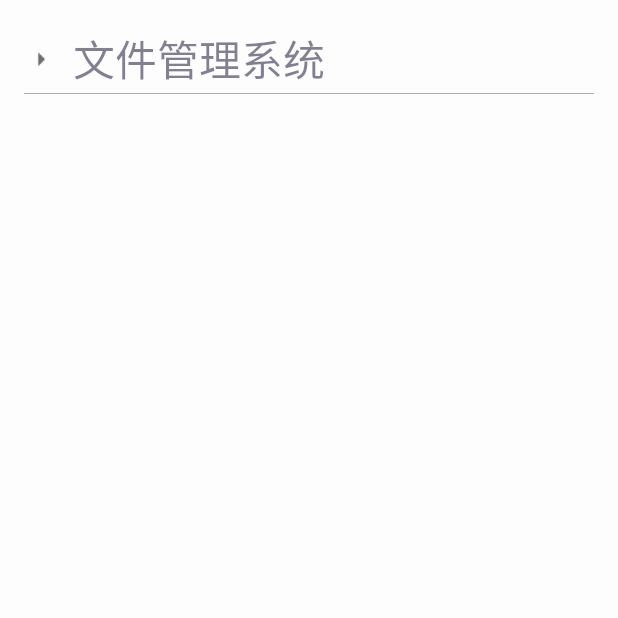
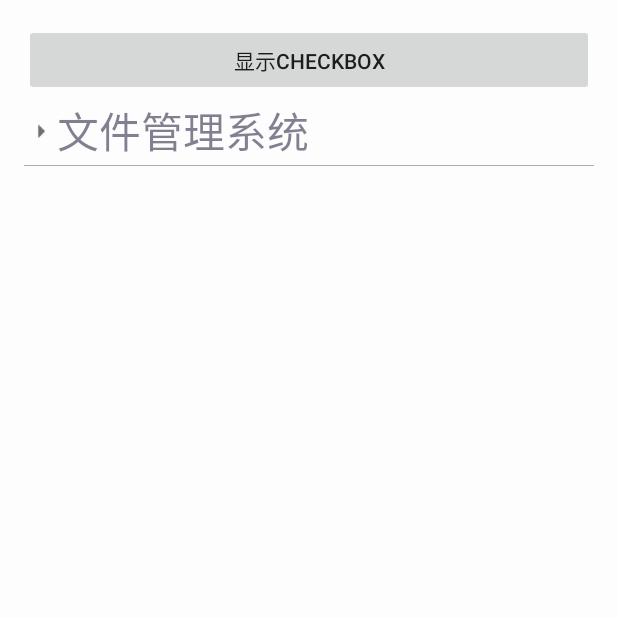
Before and after one commit to Gavin-fool/AndroidTools, an Android app: the TreeView screen opened directly, with no data from a screen before it, on a phone screen of 412 x 824 dp, the top half of it. Run offline under Robolectric (Android 15) with nearby library versions, the phone set to English and light mode, and no system bars.

Commit message:
new update

```diff
--- a/app/src/main/java/com/alier/com/androidtools/ui/view_test/treelist/SimpleTreeAdapter.java
+++ b/app/src/main/java/com/alier/com/androidtools/ui/view_test/treelist/SimpleTreeAdapter.java
@@ -3,14 +3,20 @@ package com.alier.com.androidtools.ui.view_test.treelist;
 import android.content.Context;
 import android.view.View;
 import android.view.ViewGroup;
+import android.widget.CheckBox;
+import android.widget.CompoundButton;
 import android.widget.ImageView;
 import android.widget.ListView;
+import android.widget.RelativeLayout;
 import android.widget.TextView;
 
 import com.alier.com.androidtools.R;
+import com.alier.com.commons.utils.T;
 import com.alier.com.controllerlibrary.tree.bean.Node;
+import com.alier.com.controllerlibrary.tree.bean.TreeHelper;
 import com.alier.com.controllerlibrary.tree.bean.TreeListViewAdapter;
 
+import java.util.ArrayList;
 import java.util.List;
 
 /**
@@ -19,16 +25,14 @@ import java.util.List;
 
 public class SimpleTreeAdapter<T> extends TreeListViewAdapter<T> {
 
-
     public SimpleTreeAdapter(ListView mTree, Context context, List<T> datas,
-                             int defaultExpandLevel) throws IllegalArgumentException,
+                             int defaultExpandLevel, boolean isHide) throws IllegalArgumentException,
             IllegalAccessException {
-        super(mTree, context, datas, defaultExpandLevel);
+        super(mTree, context, datas, defaultExpandLevel, isHide);
     }
 
     @Override
-    public View getConvertView(Node node, int position, View convertView, ViewGroup parent) {
-
+    public View getConvertView(final Node node, final int position, View convertView, ViewGroup parent) {
         ViewHolder viewHolder = null;
         if (convertView == null) {
             convertView = mInflater.inflate(R.layout.list_item, parent, false);
@@ -38,23 +42,50 @@ public class SimpleTreeAdapter<T> extends TreeListViewAdapter<T> {
             viewHolder.cusIcon = (ImageView) convertView.findViewById(R.id.id_treenode_custom_icon);
             viewHolder.label = (TextView) convertView
                     .findViewById(R.id.id_treenode_label);
+            viewHolder.cbCheck = (CheckBox) convertView.findViewById(R.id.cbTreenode);
             convertView.setTag(viewHolder);
-
         } else {
             viewHolder = (ViewHolder) convertView.getTag();
         }
-
         if (node.getIcon() == -1) {
-            viewHolder.icon.setVisibility(View.INVISIBLE);
+            viewHolder.icon.setVisibility(View.GONE);
         } else {
             viewHolder.icon.setVisibility(View.VISIBLE);
             viewHolder.icon.setImageResource(node.getIcon());
         }
-        if(node.getCustomIcon() == -1){
-            viewHolder.cusIcon.setVisibility(View.INVISIBLE);
-        }else {
+        if (node.getCustomIcon() == -1) {
+            viewHolder.cusIcon.setVisibility(View.GONE);
+        } else {
             viewHolder.cusIcon.setVisibility(View.VISIBLE);
             viewHolder.cusIcon.setImageResource(node.getCustomIcon());
+        }
+        if (!node.isHideChecked()) {
+//            if(viewHolder.level != node.getLevel()){
+//                viewHolder.cbCheck.setChecked(false);
+//            }
+            viewHolder.cbCheck.setOnCheckedChangeListener(new CompoundButton.OnCheckedChangeListener() {
+                @Override
+                public void onCheckedChanged(CompoundButton buttonView, boolean isChecked) {
+                    if(!node.isChecked()&&!isChecked){
+                        return;
+                    }
+                    TreeHelper.setNodeChecked(node, isChecked);
+                    List<Node> checkedNodes = new ArrayList<Node>();
+                    for (Node n : mAllNodes) {
+                        if (n.isChecked()) {
+                            checkedNodes.add(n);
+                        }
+                    }
+                    onTreeNodeClickListener.onCheckChange(node, position, checkedNodes);
+                    SimpleTreeAdapter.this.notifyDataSetChanged();
+                }
+            });
+        }
+        if (node.isHideChecked()) {
+            viewHolder.cbCheck.setVisibility(View.GONE);
+        } else {
+            viewHolder.cbCheck.setVisibility(View.VISIBLE);
+            setCheckBoxBg(viewHolder.cbCheck, node.isChecked());
         }
         viewHolder.label.setText(node.getName());
         viewHolder.label.setTextSize(node.getTextSize());
@@ -62,11 +93,24 @@ public class SimpleTreeAdapter<T> extends TreeListViewAdapter<T> {
         return convertView;
     }
 
+    /**
+     * checkbox是否显示
+     *
+     * @param cb
+     * @param isChecked
+     */
+    private void setCheckBoxBg(CheckBox cb, boolean isChecked) {
+        if (isChecked) {
+            cb.setChecked(true);
+        } else {
+            cb.setChecked(false);
+        }
+    }
+
     private final class ViewHolder {
         ImageView icon;
         ImageView cusIcon;
         TextView label;
+        CheckBox cbCheck;
     }
-
-
 }
--- a/app/src/main/java/com/alier/com/androidtools/ui/view_test/treelist/TreeView.java
+++ b/app/src/main/java/com/alier/com/androidtools/ui/view_test/treelist/TreeView.java
@@ -1,5 +1,7 @@
 package com.alier.com.androidtools.ui.view_test.treelist;
 
+import android.view.View;
+import android.widget.Button;
 import android.widget.ListView;
 
 import com.alier.com.androidtools.R;
@@ -14,15 +16,32 @@ import java.util.List;
 public class TreeView extends BaseActivity {
     private List<FileBean> mDatas = new ArrayList<FileBean>();
     private ListView mTree;
+    private Button checkSwitchBtn;
     private TreeListViewAdapter mAdapter;
-
+    //标记是显示Checkbox还是隐藏
+    private boolean isHide = true;
     @Override
     public void init() {
         setContentView(R.layout.activity_tree_view);
         initDatas();
         mTree = (ListView) findViewById(R.id.id_tree);
+        checkSwitchBtn = (Button)this.findViewById(R.id.btnShowCheckBox);
+        checkSwitchBtn.setOnClickListener(new View.OnClickListener(){
+            @Override
+            public void onClick(View v) {
+                if(isHide){
+                    isHide = false;
+                    checkSwitchBtn.setText("隐藏CHECKBOX");
+                }else{
+                    isHide = true;
+                    checkSwitchBtn.setText("显示CHECKBOX");
+                }
+                //切换checkbox
+                mAdapter.updateView(isHide);
+            }
+        });
         try {
-            mAdapter = new SimpleTreeAdapter<FileBean>(mTree, this, mDatas, 10);
+            mAdapter = new SimpleTreeAdapter<FileBean>(mTree, this, mDatas, 10,isHide);
 
             mAdapter.setOnTreeNodeClickListener(new TreeListViewAdapter.OnTreeNodeClickListener() {
                 @Override
@@ -30,6 +49,16 @@ public class TreeView extends BaseActivity {
                     if (node.isLeaf()) {
                         T.showShort(TreeView.this,String.valueOf(node.getValue()));
                     }
+                }
+
+                @Override
+                public void onCheckChange(Node node, int position, List<Node> checkedNodes) {
+                    StringBuffer sb = new StringBuffer();
+                    for (Node n : checkedNodes) {
+                        sb.append(String.valueOf(n.getValue())).append("---")
+                                .append(n.getId()).append(";");
+                    }
+                    T.showShort(TreeView.this,sb);
                 }
 
             });
@@ -49,27 +78,27 @@ public class TreeView extends BaseActivity {
         // id , pid , label , 其他属性
         mDatas.add(new FileBean(1, 0, "文件管理系统","value1",R.color.colorPrimaryDark,28,-1));
         mDatas.add(new FileBean(2, 1, "游戏","value2",R.color.light_blue,20,-1));
-        mDatas.add(new FileBean(3, 1, "文档","value3",R.color.light_blue,20,R.drawable.main_icon_zoomin));
-        mDatas.add(new FileBean(4, 1, "程序","value4",R.color.light_blue,0,R.drawable.main_icon_zoomin));
-        mDatas.add(new FileBean(5, 2, "war3","value5",R.color.light_blue,0,R.drawable.main_icon_zoomin));
-        mDatas.add(new FileBean(6, 2, "刀塔传奇","value6",R.color.light_blue,20,R.drawable.main_icon_zoomin));
+        mDatas.add(new FileBean(3, 1, "文档","value3",R.color.light_blue,20,R.drawable.user_change));
+        mDatas.add(new FileBean(4, 1, "程序","value4",R.color.light_blue,10,R.drawable.user_change));
+        mDatas.add(new FileBean(5, 2, "war3","value5",R.color.red,10,R.drawable.user_change));
+        mDatas.add(new FileBean(6, 2, "刀塔传奇","value6",R.color.light_blue,20,R.drawable.user_change));
 
-        mDatas.add(new FileBean(7, 4, "面向对象","value7",R.color.light_blue,10,R.drawable.main_icon_zoomin));
-        mDatas.add(new FileBean(8, 4, "非面向对象","value8",R.color.light_blue,10,R.drawable.main_icon_zoomin));
-        mDatas.add(new FileBean(9, 4, "非面向对象","value9",R.color.light_blue,20,R.drawable.main_icon_zoomin));
-        mDatas.add(new FileBean(10, 4, "非面向对象","value10",R.color.light_blue,20,R.drawable.main_icon_zoomin));
-        mDatas.add(new FileBean(11, 4, "非面向对象","value11",R.color.light_blue,20,R.drawable.main_icon_zoomin));
-        mDatas.add(new FileBean(12, 4, "非面向对象","value12",R.color.light_blue,20,R.drawable.main_icon_zoomin));
-        mDatas.add(new FileBean(13, 4, "非面向对象","value13",R.color.light_blue,20,R.drawable.main_icon_zoomin));
+        mDatas.add(new FileBean(7, 4, "面向对象","value7",R.color.light_blue,10,R.drawable.user_change));
+        mDatas.add(new FileBean(8, 4, "非面向对象","value8",R.color.light_blue,10,R.drawable.user_change));
+        mDatas.add(new FileBean(9, 4, "非面向对象","value9",R.color.light_blue,20,R.drawable.user_change));
+        mDatas.add(new FileBean(10, 4, "非面向对象","value10",R.color.light_blue,20,R.drawable.user_change));
+        mDatas.add(new FileBean(11, 4, "非面向对象","value11",R.color.light_blue,20,R.drawable.user_change));
+        mDatas.add(new FileBean(12, 4, "非面向对象","value12",R.color.light_blue,20,R.drawable.user_change));
+        mDatas.add(new FileBean(13, 4, "非面向对象","value13",R.color.light_blue,20,R.drawable.user_change));
 
-        mDatas.add(new FileBean(14, 7, "C++","value14",R.color.light_blue,20,R.drawable.main_icon_zoomin));
-        mDatas.add(new FileBean(15, 7, "JAVA","value15",R.color.light_blue,20,R.drawable.main_icon_zoomin));
-        mDatas.add(new FileBean(16, 7, "Javascript","value16",R.color.light_blue,20,R.drawable.main_icon_zoomin));
-        mDatas.add(new FileBean(17, 14, "C++1","value17",R.color.light_blue,20,R.drawable.main_icon_zoomin));
-        mDatas.add(new FileBean(18, 14, "C++2","value18",R.color.light_blue,20,R.drawable.main_icon_zoomin));
-        mDatas.add(new FileBean(19, 14, "C++3","value19",R.color.light_blue,20,R.drawable.main_icon_zoomin));
-        mDatas.add(new FileBean(20, 17, "C++3","value20",R.color.light_blue,20,R.drawable.main_icon_zoomin));
-        mDatas.add(new FileBean(21, 17, "C++3","value21",R.color.light_blue,20,R.drawable.main_icon_zoomin));
-        mDatas.add(new FileBean(22, 17, "C++3","value22",R.color.light_blue,20,R.drawable.main_icon_zoomin));
+        mDatas.add(new FileBean(14, 7, "C++","value14",R.color.light_blue,20,R.drawable.user_change));
+        mDatas.add(new FileBean(15, 7, "JAVA","value15",R.color.light_blue,20,R.drawable.user_change));
+        mDatas.add(new FileBean(16, 7, "Javascript","value16",R.color.light_blue,20,R.drawable.user_change));
+        mDatas.add(new FileBean(17, 14, "C++1","value17",R.color.light_blue,20,R.drawable.user_change));
+        mDatas.add(new FileBean(18, 14, "C++2","value18",R.color.light_blue,20,R.drawable.user_change));
+        mDatas.add(new FileBean(19, 14, "C++3","value19",R.color.light_blue,20,R.drawable.user_change));
+        mDatas.add(new FileBean(20, 17, "C++3","value20",R.color.light_blue,20,R.drawable.user_change));
+        mDatas.add(new FileBean(21, 17, "C++3","value21",R.color.light_blue,20,R.drawable.user_change));
+        mDatas.add(new FileBean(22, 17, "C++3","value22",R.color.light_blue,20,R.drawable.user_change));
     }
 }
--- a/app/src/main/res/layout/activity_tree_view.xml
+++ b/app/src/main/res/layout/activity_tree_view.xml
@@ -10,10 +10,17 @@
     android:paddingTop="@dimen/activity_vertical_margin"
     tools:context="com.alier.com.androidtools.ui.view_test.treelist.TreeView">
 
+    <Button
+        android:id="@+id/btnShowCheckBox"
+        android:layout_width="match_parent"
+        android:layout_height="wrap_content"
+        android:text="显示CheckBox"/>
+
     <ListView
         android:id="@+id/id_tree"
         android:layout_width="fill_parent"
         android:layout_height="fill_parent"
         android:divider="#aaa"
+        android:layout_below="@id/btnShowCheckBox"
         android:dividerHeight="1px"></ListView>
 </RelativeLayout>
--- a/app/src/main/res/layout/list_item.xml
+++ b/app/src/main/res/layout/list_item.xml
@@ -28,5 +28,11 @@
         android:text="@string/app_name"
         android:textSize="18dip"
         android:textColor="@color/black"/>
-
+    <CheckBox
+        android:id="@+id/cbTreenode"
+        android:layout_width="wrap_content"
+        android:layout_height="wrap_content"
+        android:layout_alignParentRight="true"
+        android:layout_marginRight="20dip"
+        android:focusable="false"/>
 </RelativeLayout>
--- a/app/src/main/res/values/colors.xml
+++ b/app/src/main/res/values/colors.xml
@@ -9,4 +9,5 @@
     <color name="window_background">#FFFDFDFE</color>
     <color name="lockview_background">#2B2B2B</color>
     <color name="Transparent">#00000000</color>
+    <color name="red">#FFFF0000</color>
 </resources>
--- a/controllerlibs/build.gradle
+++ b/controllerlibs/build.gradle
@@ -22,10 +22,11 @@ android {
 }
 
 dependencies {
-    compile fileTree(dir: 'libs', include: ['*.jar'])
+    compile fileTree(include: ['*.jar'], dir: 'libs')
     androidTestCompile('com.android.support.test.espresso:espresso-core:2.2.2', {
         exclude group: 'com.android.support', module: 'support-annotations'
     })
     compile 'com.android.support:appcompat-v7:24.2.1'
     testCompile 'junit:junit:4.12'
+    compile project(':commons')
 }
--- a/controllerlibs/src/main/java/com/alier/com/controllerlibrary/tree/bean/Node.java
+++ b/controllerlibs/src/main/java/com/alier/com/controllerlibrary/tree/bean/Node.java
@@ -38,6 +38,14 @@ public class Node {
      * 是否展开
      */
     private boolean isExpand = false;
+    /**
+     * 是否选中
+     */
+    private boolean isChecked = false;
+    /**
+     * CheckBox是否隐藏
+     */
+    private boolean isHideChecked = true;
     /**
      * 展开折叠图标
      */
@@ -178,12 +186,26 @@ public class Node {
     public void setExpand(boolean isExpand) {
         this.isExpand = isExpand;
         if (!isExpand) {
-
-            Log.e("TAG", name + " , " + "shousuo ");
             for (Node node : children) {
                 node.setExpand(isExpand);
             }
         }
+    }
+
+    public boolean isChecked() {
+        return isChecked;
+    }
+
+    public void setChecked(boolean checked) {
+        isChecked = checked;
+    }
+
+    public boolean isHideChecked() {
+        return isHideChecked;
+    }
+
+    public void setHideChecked(boolean hideChecked) {
+        isHideChecked = hideChecked;
     }
 
     public List<Node> getChildren() {
--- a/controllerlibs/src/main/java/com/alier/com/controllerlibrary/tree/bean/TreeHelper.java
+++ b/controllerlibs/src/main/java/com/alier/com/controllerlibrary/tree/bean/TreeHelper.java
@@ -1,5 +1,8 @@
 package com.alier.com.controllerlibrary.tree.bean;
 
+import android.util.Log;
+
+import com.alier.com.commons.utils.T;
 import com.alier.com.controllerlibrary.R;
 
 import java.lang.reflect.Field;
@@ -69,13 +72,10 @@ public class TreeHelper {
      * @throws IllegalAccessException
      * @throws IllegalArgumentException
      */
-    public static <T> List<Node> convetData2Node(List<T> datas)
-            throws IllegalArgumentException, IllegalAccessException
-
-    {
+    public static <T> List<Node> convetData2Node(List<T> datas, boolean isHide)
+            throws IllegalArgumentException, IllegalAccessException {
         List<Node> nodes = new ArrayList<Node>();
         Node node = null;
-
         for (T t : datas) {
             int id = -1;
             int pId = -1;
@@ -111,7 +111,7 @@ public class TreeHelper {
                 if (f.getAnnotation(TreeNodeCusIcon.class) != null) {
                     f.setAccessible(true);
                     cusIcon = f.getInt(t);
-                    if(cusIcon != -1){
+                    if (cusIcon != -1) {
                         node.setCustomIcon(cusIcon);
                     }
                 }
@@ -126,6 +126,7 @@ public class TreeHelper {
                     node.setTextSize(textSize);
                 }
             }
+            node.setHideChecked(isHide);
             nodes.add(node);
         }
 
@@ -145,7 +146,6 @@ public class TreeHelper {
                 }
             }
         }
-
         // 设置图片
         for (Node n : nodes) {
             setNodeIcon(n);
@@ -163,12 +163,9 @@ public class TreeHelper {
      * @throws IllegalAccessException
      */
     public static <T> List<Node> getSortedNodes(List<T> datas,
-                                                int defaultExpandLevel) throws IllegalArgumentException,
-            IllegalAccessException
-
-    {
+                                                int defaultExpandLevel, boolean isHide) throws IllegalArgumentException, IllegalAccessException {
         List<Node> result = new ArrayList<Node>();
-        List<Node> nodes = convetData2Node(datas);
+        List<Node> nodes = convetData2Node(datas, isHide);
         List<Node> rootNodes = getRootNodes(nodes);
         for (Node node : rootNodes) {
             addNode(result, node, defaultExpandLevel, 1);
@@ -189,4 +186,59 @@ public class TreeHelper {
         } else
             node.setIcon(-1);
     }
+
+    public static void setNodeChecked(Node node, boolean isChecked) {
+        // 自己设置是否选择
+        node.setChecked(isChecked);
+        /**
+         * 非叶子节点,子节点处理
+         */
+        setChildrenNodeChecked(node, isChecked);
+        /** 父节点处理 */
+        setParentNodeChecked(node);
+    }
+
+    /**
+     * 非叶子节点,子节点处理
+     */
+    private static void setChildrenNodeChecked(Node node, boolean isChecked) {
+        node.setChecked(isChecked);
+        if (!node.isLeaf()) {
+            for (Node n : node.getChildren()) {
+                // 所有子节点设置是否选择
+                setChildrenNodeChecked(n, isChecked);
+            }
+        }
+    }
+
+    /**
+     * 设置父节点选择
+     *
+     * @param node
+     */
+    private static void setParentNodeChecked(Node node) {
+        /** 非根节点 */
+        if (!node.isRoot()) {
+            Node rootNode = node.getParent();
+            boolean isAllChecked = true;
+            for (Node n : rootNode.getChildren()) {
+                if (!n.isChecked()) {
+                    isAllChecked = false;
+                    break;
+                }
+            }
+            if (isAllChecked) {
+                rootNode.setChecked(true);
+            } else {
+                rootNode.setChecked(false);
+            }
+            if(rootNode.isRoot()){
+                boolean is = rootNode.isChecked();
+                if(is){
+                    Log.i("TAG","node:"+node.toString());
+                }
+            }
+            setParentNodeChecked(rootNode);
+        }
+    }
 }
--- a/controllerlibs/src/main/java/com/alier/com/controllerlibrary/tree/bean/TreeListViewAdapter.java
+++ b/controllerlibs/src/main/java/com/alier/com/controllerlibrary/tree/bean/TreeListViewAdapter.java
@@ -6,8 +6,12 @@ import android.view.View;
 import android.view.ViewGroup;
 import android.widget.AdapterView;
 import android.widget.BaseAdapter;
+import android.widget.CheckBox;
+import android.widget.CompoundButton;
 import android.widget.ListView;
+import android.widget.RelativeLayout;
 
+import java.util.ArrayList;
 import java.util.List;
 
 /**
@@ -21,10 +25,22 @@ public abstract class TreeListViewAdapter<T> extends BaseAdapter {
     protected LayoutInflater mInflater;
     protected List<Node> mAllNodes;
 
-    private OnTreeNodeClickListener onTreeNodeClickListener;
+    protected OnTreeNodeClickListener onTreeNodeClickListener;
 
     public interface OnTreeNodeClickListener {
+        /**
+         * 处理点击事件
+         * @param node
+         * @param position
+         */
         void onClick(Node node, int position);
+        /**
+         * 处理checkbox选择改变事件
+         * @param node
+         * @param position
+         * @param checkedNodes
+         */
+        void onCheckChange(Node node, int position,List<Node> checkedNodes);
     }
 
     public void setOnTreeNodeClickListener(
@@ -41,19 +57,17 @@ public abstract class TreeListViewAdapter<T> extends BaseAdapter {
      * @throws IllegalAccessException
      */
     public TreeListViewAdapter(ListView mTree, Context context, List<T> datas,
-                               int defaultExpandLevel) throws IllegalArgumentException,
+                               int defaultExpandLevel,boolean isHide) throws IllegalArgumentException,
             IllegalAccessException {
         mContext = context;
-        mAllNodes = TreeHelper.getSortedNodes(datas, defaultExpandLevel);
+        mAllNodes = TreeHelper.getSortedNodes(datas, defaultExpandLevel,isHide);
         mNodes = TreeHelper.filterVisibleNode(mAllNodes);
         mInflater = LayoutInflater.from(context);
-
         mTree.setOnItemClickListener(new AdapterView.OnItemClickListener() {
             @Override
             public void onItemClick(AdapterView<?> parent, View view,
                                     int position, long id) {
                 expandOrCollapse(position);
-
                 if (onTreeNodeClickListener != null) {
                     onTreeNodeClickListener.onClick(mNodes.get(position),
                             position);
@@ -69,7 +83,6 @@ public abstract class TreeListViewAdapter<T> extends BaseAdapter {
      */
     public void expandOrCollapse(int position) {
         Node n = mNodes.get(position);
-
         if (n != null)// 排除传入参数错误异常
         {
             if (!n.isLeaf()) {
@@ -97,14 +110,24 @@ public abstract class TreeListViewAdapter<T> extends BaseAdapter {
 
 
     @Override
-    public View getView(int position, View convertView,
+    public View getView(final int position, View convertView,
                         ViewGroup parent) {
-        Node node = mNodes.get(position);
+        final Node node = mNodes.get(position);
         convertView = getConvertView(node, position, convertView, parent);
         convertView.setPadding(node.getLevel() * 30, 3, 3, 3);
         return convertView;
     }
-
     public abstract View getConvertView(Node node, int position, View convertView,
                                         ViewGroup parent);
+
+    /**
+     * 更新
+     * @param isHide
+     */
+    public void updateView(boolean isHide){
+        for(Node node:mAllNodes){
+            node.setHideChecked(isHide);
+        }
+        this.notifyDataSetChanged();
+    }
 }
```
Also changed, not shown: app/src/main/java/com/alier/com/androidtools/ui/view_test/treelist/FileBean.java (+56 -0 lines), app/src/main/java/com/alier/com/androidtools/ui/view_test/treelist/MultiTreeAdapter.java (deleted, +0 -31 lines), commons/src/main/java/com/alier/com/commons/utils/T.java (+51 -13 lines).
